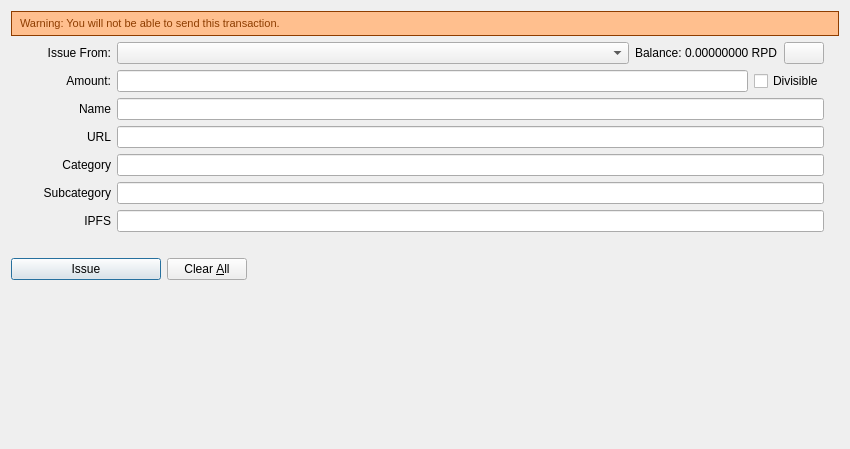
Old version of the form src/qt/forms/creatempdialog.ui in the repository RapidsOfficial/Rapids.
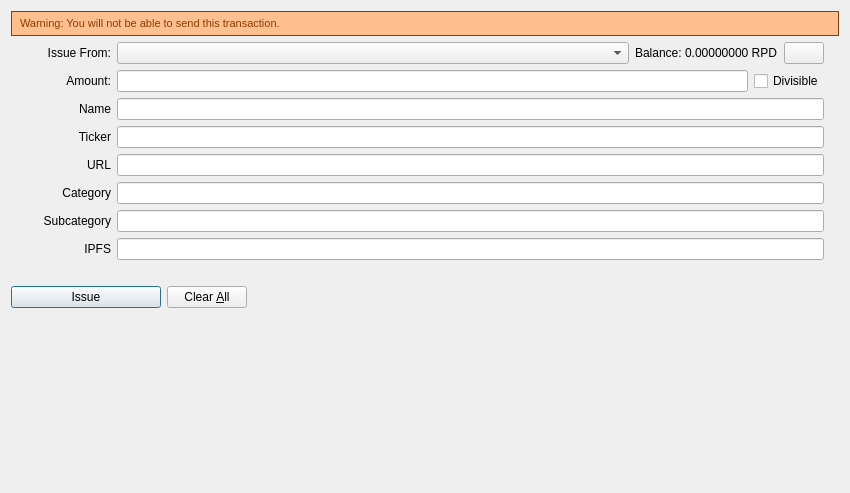
New version of the form. Icons and pictures are not drawn.

Commit message: Separate ticker and name

What changed in the file:
```diff
--- a/src/qt/forms/creatempdialog.ui
+++ b/src/qt/forms/creatempdialog.ui
@@ -7,7 +7,7 @@
     <x>0</x>
     <y>0</y>
     <width>850</width>
-    <height>449</height>
+    <height>493</height>
    </rect>
   </property>
   <property name="windowTitle">
@@ -224,6 +224,51 @@
          </item>
         </layout>
        </item>
+       <item>
+        <layout class="QHBoxLayout" name="TickerHLayout">
+         <item>
+          <widget class="QLabel" name="tickerLabel">
+           <property name="minimumSize">
+            <size>
+             <width>100</width>
+             <height>0</height>
+            </size>
+           </property>
+           <property name="layoutDirection">
+            <enum>Qt::LeftToRight</enum>
+           </property>
+           <property name="text">
+            <string>Ticker</string>
+           </property>
+           <property name="alignment">
+            <set>Qt::AlignRight|Qt::AlignTrailing|Qt::AlignVCenter</set>
+           </property>
+           <property name="margin">
+            <number>8</number>
+           </property>
+          </widget>
+         </item>
+         <item>
+          <widget class="QLineEdit" name="tickerLineEdit"/>
+         </item>
+         <item>
+          <spacer name="horizontalSpacer_3">
+           <property name="orientation">
+            <enum>Qt::Horizontal</enum>
+           </property>
+           <property name="sizeType">
+            <enum>QSizePolicy::Fixed</enum>
+           </property>
+           <property name="sizeHint" stdset="0">
+            <size>
+             <width>15</width>
+             <height>20</height>
+            </size>
+           </property>
+          </spacer>
+         </item>
+        </layout>
+       </item>
        <item>
         <layout class="QHBoxLayout" name="URLHLayout">
          <item>
```
The commit also changes 13 other files.
